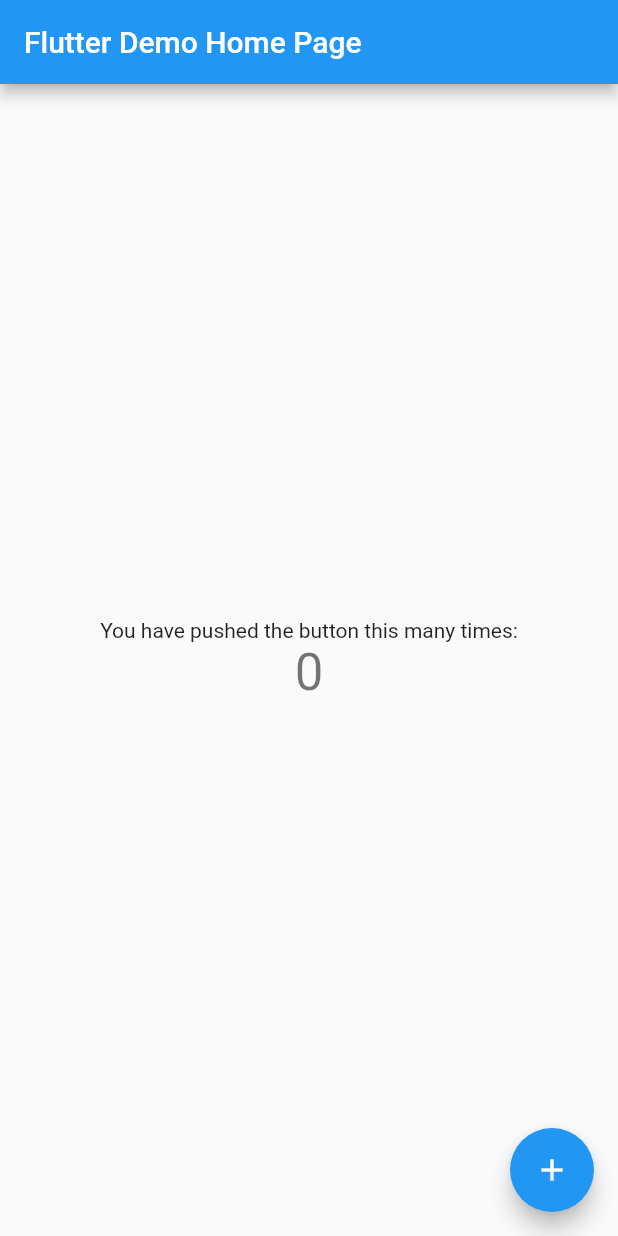
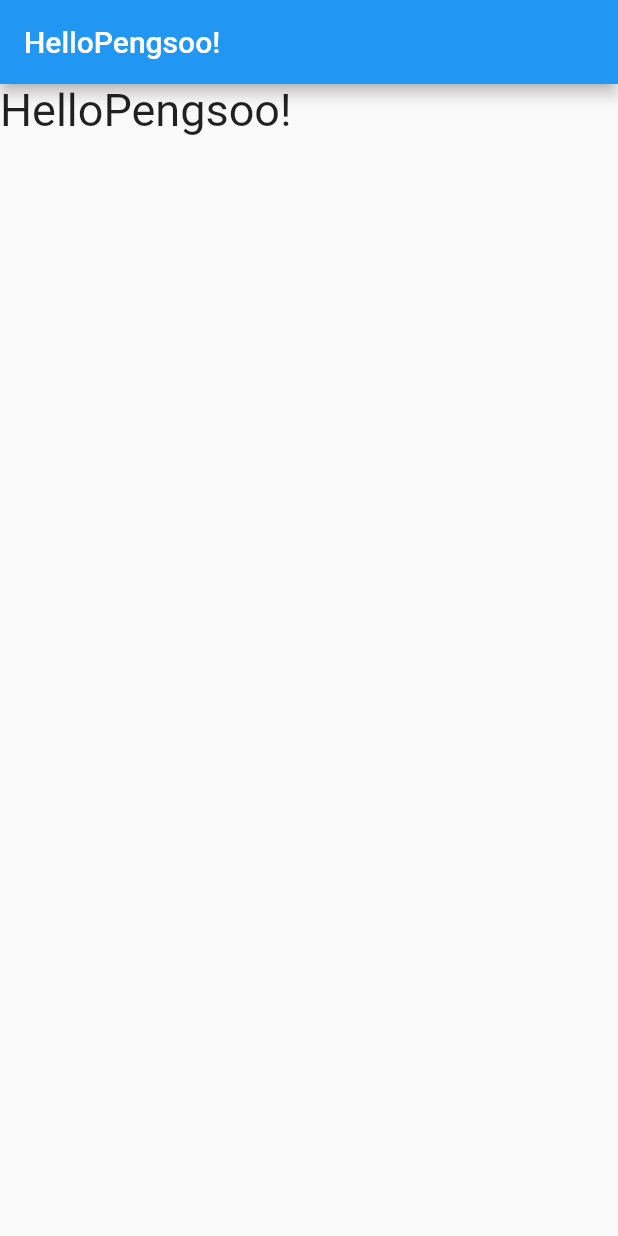
Before and after one commit to ooeunz/flutter_basic, a Flutter app: the screen it shows after launch, on a phone screen of 412 x 824 dp. Run offline on Flutter 3.47's test engine with Material 2 defaults, Android fonts, the phone set to English and light mode, and no system bars.

Commit message:
state full widget

```diff
--- a/lib/main.dart
+++ b/lib/main.dart
@@ -26,92 +26,27 @@ class MyApp extends StatelessWidget {
         // closer together (more dense) than on mobile platforms.
         visualDensity: VisualDensity.adaptivePlatformDensity,
       ),
-      home: MyHomePage(title: 'Flutter Demo Home Page'),
+      home: HelloPage("HelloPengsoo!"));
+  }
+}
+
+class HelloPage extends StatefulWidget {
+  final String title;
+
+  HelloPage(this.title);
+
+  @override
+  _HelloPageState createState() => _HelloPageState();
+}
+
+class _HelloPageState extends State<HelloPage> {
+  @override
+  Widget build(BuildContext context) {
+    return Scaffold(
+      appBar: AppBar(
+        title: Text(widget.title),
+      ),
+      body: Text(widget.title, style: TextStyle(fontSize: 30),)
     );
   }
 }
-
-class MyHomePage extends StatefulWidget {
-  MyHomePage({Key key, this.title}) : super(key: key);
-
-  // This widget is the home page of your application. It is stateful, meaning
-  // that it has a State object (defined below) that contains fields that affect
-  // how it looks.
-
-  // This class is the configuration for the state. It holds the values (in this
-  // case the title) provided by the parent (in this case the App widget) and
-  // used by the build method of the State. Fields in a Widget subclass are
-  // always marked "final".
-
-  final String title;
-
-  @override
-  _MyHomePageState createState() => _MyHomePageState();
-}
-
-class _MyHomePageState extends State<MyHomePage> {
-  int _counter = 0;
-
-  void _incrementCounter() {
-    setState(() {
-      // This call to setState tells the Flutter framework that something has
-      // changed in this State, which causes it to rerun the build method below
-      // so that the display can reflect the updated values. If we changed
-      // _counter without calling setState(), then the build method would not be
-      // called again, and so nothing would appear to happen.
-      _counter++;
-    });
-  }
-
-  @override
-  Widget build(BuildContext context) {
-    // This method is rerun every time setState is called, for instance as done
-    // by the _incrementCounter method above.
-    //
-    // The Flutter framework has been optimized to make rerunning build methods
-    // fast, so that you can just rebuild anything that needs updating rather
-    // than having to individually change instances of widgets.
-    return Scaffold(
-      appBar: AppBar(
-        // Here we take the value from the MyHomePage object that was created by
-        // the App.build method, and use it to set our appbar title.
-        title: Text(widget.title),
-      ),
-      body: Center(
-        // Center is a layout widget. It takes a single child and positions it
-        // in the middle of the parent.
-        child: Column(
-          // Column is also a layout widget. It takes a list of children and
-          // arranges them vertically. By default, it sizes itself to fit its
-          // children horizontally, and tries to be as tall as its parent.
-          //
-          // Invoke "debug painting" (press "p" in the console, choose the
-          // "Toggle Debug Paint" action from the Flutter Inspector in Android
-          // Studio, or the "Toggle Debug Paint" command in Visual Studio Code)
-          // to see the wireframe for each widget.
-          //
-          // Column has various properties to control how it sizes itself and
-          // how it positions its children. Here we use mainAxisAlignment to
-          // center the children vertically; the main axis here is the vertical
-          // axis because Columns are vertical (the cross axis would be
-          // horizontal).
-          mainAxisAlignment: MainAxisAlignment.center,
-          children: <Widget>[
-            Text(
-              'You have pushed the button this many times:',
-            ),
-            Text(
-              '$_counter',
-              style: Theme.of(context).textTheme.headline4,
-            ),
-          ],
-        ),
-      ),
-      floatingActionButton: FloatingActionButton(
-        onPressed: _incrementCounter,
-        tooltip: 'Increment',
-        child: Icon(Icons.add),
-      ), // This trailing comma makes auto-formatting nicer for build methods.
-    );
-  }
-}
```
